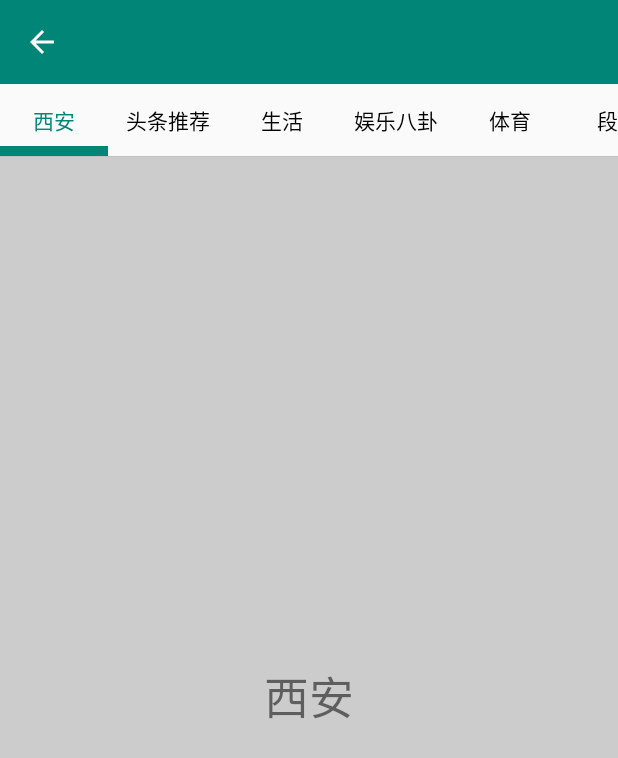
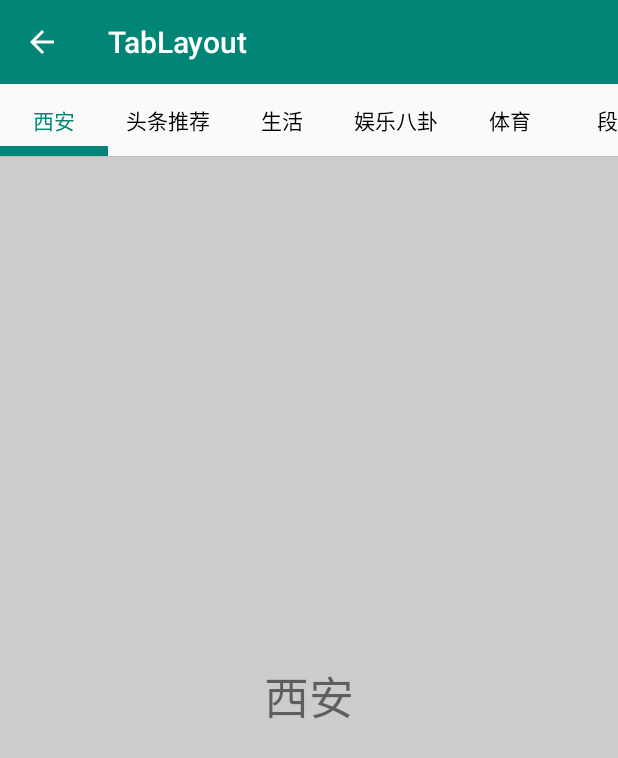
Before and after one commit to JaynmBo/MaterialDesign-master, an Android app: the screen it shows after launch (TabLayoutActivity), on a phone screen of 412 x 824 dp. Shown: the top 758 px of the screen. Run offline under Robolectric (Android 15) with nearby library versions, the phone set to English and light mode, and no system bars; our stand-ins replace ButterKnife.

```diff
--- a/app/src/main/res/layout/activity_tablayout.xml
+++ b/app/src/main/res/layout/activity_tablayout.xml
@@ -6,7 +6,9 @@
     android:layout_height="match_parent"
     android:orientation="vertical">
 
+
     <androidx.appcompat.widget.Toolbar
+        app:title="TabLayout"
         android:id="@+id/toolbar"
         android:layout_width="match_parent"
         android:layout_height="?attr/actionBarSize"
@@ -20,7 +22,7 @@
     <com.google.android.material.tabs.TabLayout
         android:id="@+id/tabLayout"
         android:layout_width="match_parent"
-        android:layout_height="wrap_content"></com.google.android.material.tabs.TabLayout>
+        android:layout_height="wrap_content"/>
 
     <View
         android:background="#c1c1c1"
```
